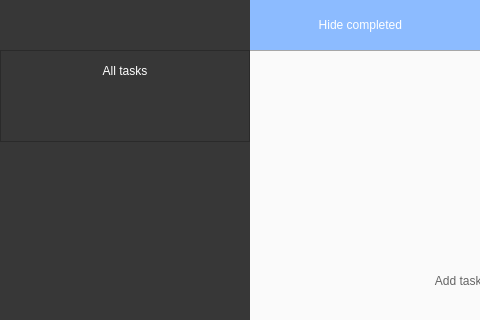
First picture: the form in uis/res/ui_main.ui, repository GorgeousOne/TaskManagementApp, before the edit; both pictures show x 0 to 480 and y 0 to 320 of the 800 by 500 pixel window.
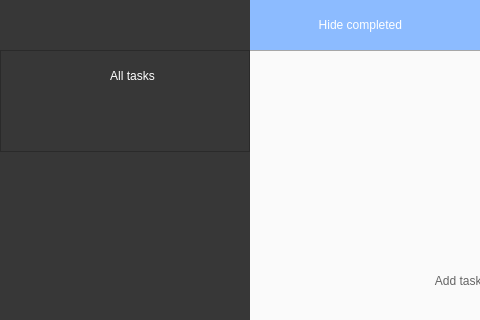
Second picture: the form after the edit. Icons and pictures are not drawn.

What changed in the file:
```diff
--- a/uis/res/ui_main.ui
+++ b/uis/res/ui_main.ui
@@ -174,8 +174,8 @@
            <rect>
             <x>0</x>
             <y>0</y>
-            <width>250</width>
-            <height>450</height>
+            <width>10083</width>
+            <height>429</height>
            </rect>
           </property>
           <property name="sizePolicy">
@@ -229,11 +229,18 @@
                 <property name="minimumSize">
                  <size>
                   <width>0</width>
-                  <height>40</height>
+                  <height>50</height>
+                 </size>
+                </property>
+                <property name="maximumSize">
+                 <size>
+                  <width>16777215</width>
+                  <height>250</height>
                  </size>
                 </property>
                 <property name="styleSheet">
-                 <string notr="true">padding: 10px;</string>
+                 <string notr="true">padding-left: 15px;
+padding-right: 9999px;</string>
                 </property>
                 <property name="text">
                  <string>All tasks</string>
```
Left out of the diff: 20 changed lines with no effect on the pictures.
